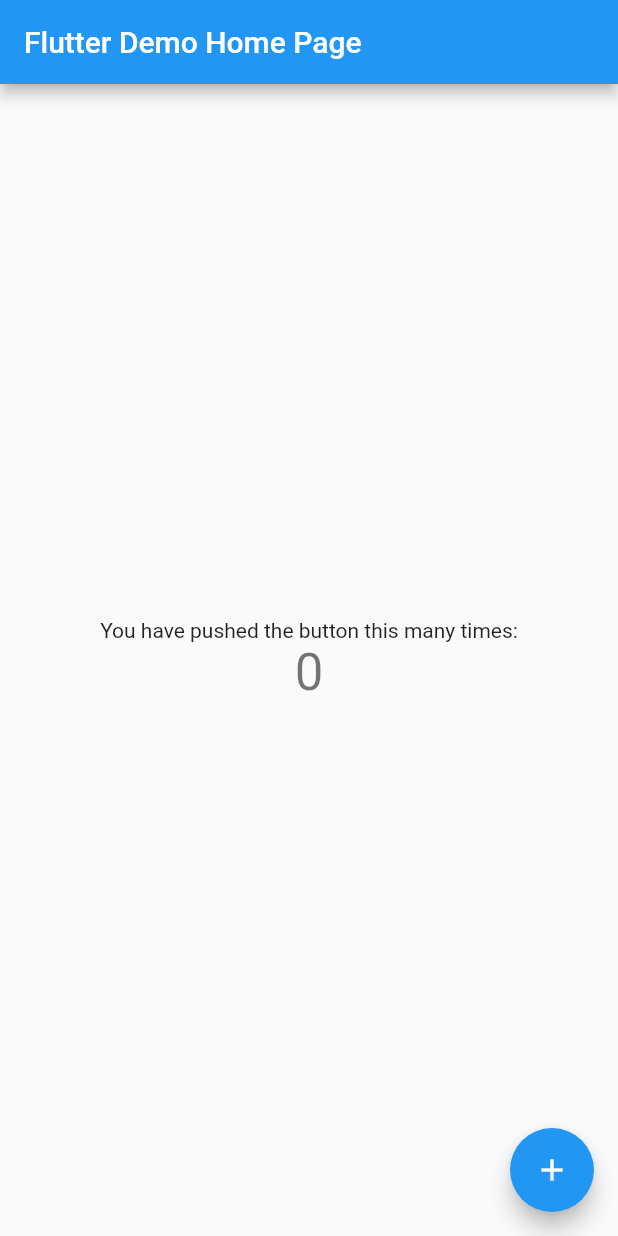
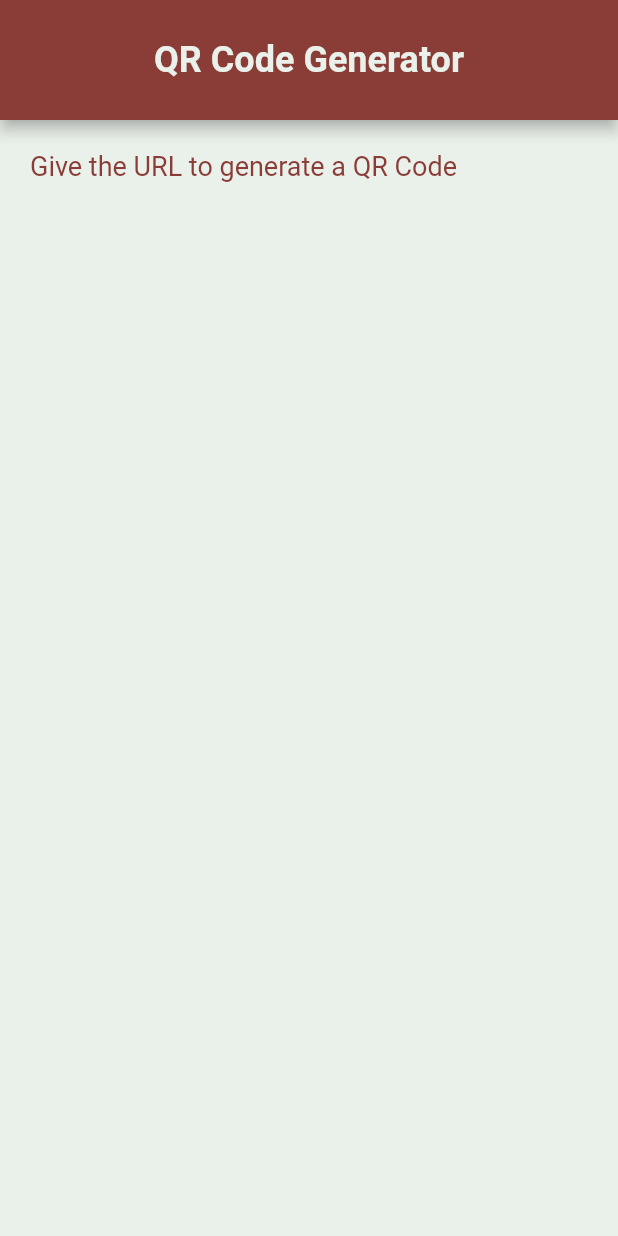
Before and after one commit to ArdaFA/qr_generator, a Flutter app: the screen it shows after launch, on a phone screen of 412 x 824 dp. Run offline on Flutter 3.47's test engine with Material 2 defaults, Android fonts, the phone set to English and light mode, and no system bars.

Commit message:
created intro with themes

```diff
--- a/lib/main.dart
+++ b/lib/main.dart
@@ -1,115 +1,21 @@
 import 'package:flutter/material.dart';
+import 'package:qr_generator/pages/intro_page.dart';
 
-void main() {
+void main(){
   runApp(const MyApp());
 }
 
-class MyApp extends StatelessWidget {
+class MyApp extends StatelessWidget{
   const MyApp({super.key});
 
-  // This widget is the root of your application.
   @override
-  Widget build(BuildContext context) {
+  Widget build(BuildContext context){
     return MaterialApp(
-      title: 'Flutter Demo',
-      theme: ThemeData(
-        // This is the theme of your application.
-        //
-        // Try running your application with "flutter run". You'll see the
-        // application has a blue toolbar. Then, without quitting the app, try
-        // changing the primarySwatch below to Colors.green and then invoke
-        // "hot reload" (press "r" in the console where you ran "flutter run",
-        // or simply save your changes to "hot reload" in a Flutter IDE).
-        // Notice that the counter didn't reset back to zero; the application
-        // is not restarted.
-        primarySwatch: Colors.blue,
-      ),
-      home: const MyHomePage(title: 'Flutter Demo Home Page'),
-    );
+      debugShowCheckedModeBanner: false,
+      home: IntroPage(),
+      routes: {
+        '/intropage': (context) => const IntroPage(),
+      },
+    ); //MaterialApp
   }
 }
-
-class MyHomePage extends StatefulWidget {
-  const MyHomePage({super.key, required this.title});
-
-  // This widget is the home page of your application. It is stateful, meaning
-  // that it has a State object (defined below) that contains fields that affect
-  // how it looks.
-
-  // This class is the configuration for the state. It holds the values (in this
-  // case the title) provided by the parent (in this case the App widget) and
-  // used by the build method of the State. Fields in a Widget subclass are
-  // always marked "final".
-
-  final String title;
-
-  @override
-  State<MyHomePage> createState() => _MyHomePageState();
-}
-
-class _MyHomePageState extends State<MyHomePage> {
-  int _counter = 0;
-
-  void _incrementCounter() {
-    setState(() {
-      // This call to setState tells the Flutter framework that something has
-      // changed in this State, which causes it to rerun the build method below
-      // so that the display can reflect the updated values. If we changed
-      // _counter without calling setState(), then the build method would not be
-      // called again, and so nothing would appear to happen.
-      _counter++;
-    });
-  }
-
-  @override
-  Widget build(BuildContext context) {
-    // This method is rerun every time setState is called, for instance as done
-    // by the _incrementCounter method above.
-    //
-    // The Flutter framework has been optimized to make rerunning build methods
-    // fast, so that you can just rebuild anything that needs updating rather
-    // than having to individually change instances of widgets.
-    return Scaffold(
-      appBar: AppBar(
-        // Here we take the value from the MyHomePage object that was created by
-        // the App.build method, and use it to set our appbar title.
-        title: Text(widget.title),
-      ),
-      body: Center(
-        // Center is a layout widget. It takes a single child and positions it
-        // in the middle of the parent.
-        child: Column(
-          // Column is also a layout widget. It takes a list of children and
-          // arranges them vertically. By default, it sizes itself to fit its
-          // children horizontally, and tries to be as tall as its parent.
-          //
-          // Invoke "debug painting" (press "p" in the console, choose the
-          // "Toggle Debug Paint" action from the Flutter Inspector in Android
-          // Studio, or the "Toggle Debug Paint" command in Visual Studio Code)
-          // to see the wireframe for each widget.
-          //
-          // Column has various properties to control how it sizes itself and
-          // how it positions its children. Here we use mainAxisAlignment to
-          // center the children vertically; the main axis here is the vertical
-          // axis because Columns are vertical (the cross axis would be
-          // horizontal).
-          mainAxisAlignment: MainAxisAlignment.center,
-          children: <Widget>[
-            const Text(
-              'You have pushed the button this many times:',
-            ),
-            Text(
-              '$_counter',
-              style: Theme.of(context).textTheme.headlineMedium,
-            ),
-          ],
-        ),
-      ),
-      floatingActionButton: FloatingActionButton(
-        onPressed: _incrementCounter,
-        tooltip: 'Increment',
-        child: const Icon(Icons.add),
-      ), // This trailing comma makes auto-formatting nicer for build methods.
-    );
-  }
-}
--- /dev/null
+++ b/lib/pages/intro_page.dart
@@ -0,0 +1,43 @@
+import 'package:flutter/material.dart';
+import 'package:qr_generator/themes/colors.dart';
+
+class IntroPage extends StatelessWidget {
+  const IntroPage({Key? key}) : super(key: key);
+
+  @override
+  Widget build(BuildContext context) {
+    return SafeArea(
+      child: Scaffold(
+        appBar: AppBar(
+          backgroundColor: primaryColor,
+          toolbarHeight: 80,
+          title: Text("QR Code Generator",
+            style: TextStyle(
+              color: backgroundColor,
+              fontWeight: FontWeight.bold,
+              fontSize: 24
+            ),
+          ),
+          centerTitle: true,
+        ),
+        backgroundColor: backgroundColor,
+        body: Padding(
+          padding: const EdgeInsets.all(20.0),
+          child: Column(
+            mainAxisAlignment: MainAxisAlignment.start,
+            crossAxisAlignment: CrossAxisAlignment.stretch,
+            children: [
+              Text("Give the URL to generate a QR Code",
+                style: TextStyle(
+                  color: primaryColor,
+                  fontSize: 18,
+                ),
+              ),
+            ],
+          ),
+
+        ),
+      ),
+    );
+  }
+}
--- /dev/null
+++ b/lib/themes/colors.dart
@@ -0,0 +1,4 @@
+import 'package:flutter/material.dart';
+
+var primaryColor = const Color.fromARGB(255, 138, 60, 55);
+var backgroundColor = const Color.fromARGB(255, 234, 240, 234);
```
